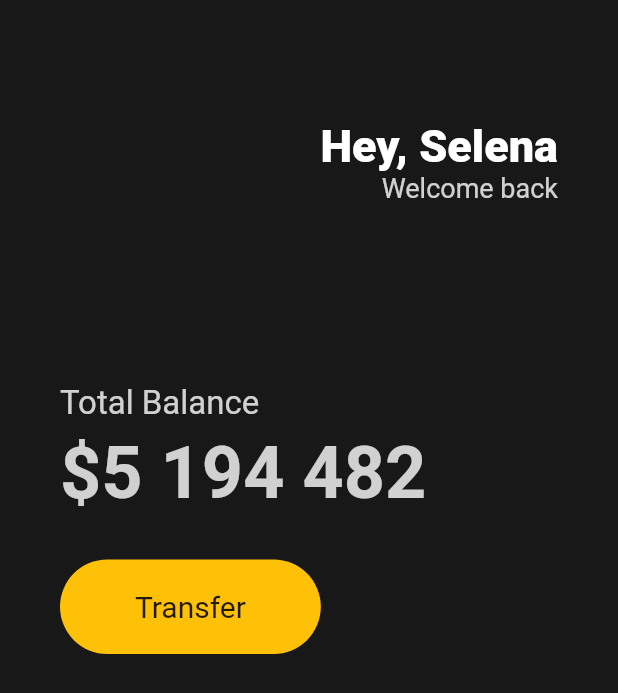
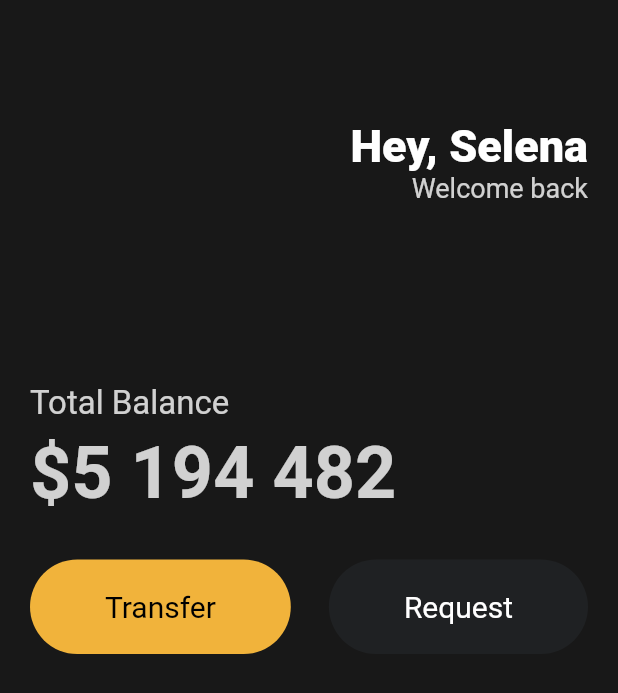
Before and after one commit to kingof7/flutter_nomad, a Flutter app: the screen it shows after launch, on a phone screen of 412 x 824 dp. Shown: the top 693 px of the screen. Run offline on Flutter 3.47's test engine with Material 2 defaults, Android fonts, the phone set to English and light mode, and no system bars.

Commit message:
#3.5 Reusable Widgets (14:07)

```diff
--- a/lib/main.dart
+++ b/lib/main.dart
@@ -2,6 +2,7 @@
 // for details. All rights reserved. Use of this source code is governed by a
 // BSD-style license that can be found in the LICENSE file.
 import 'package:flutter/material.dart';
+import 'package:toonflix/widgets/button.dart';
 
 class Player {
   String? name; // ? : name을 가질수도, 아닐수도
@@ -23,7 +24,7 @@ class App extends StatelessWidget {
       home: Scaffold(
           backgroundColor: Color(0xFF181818),
           body: Padding(
-            padding: EdgeInsets.symmetric(horizontal: 40),
+            padding: EdgeInsets.symmetric(horizontal: 20),
             child: Column(
               crossAxisAlignment: CrossAxisAlignment.start,
               children: [
@@ -78,24 +79,17 @@ class App extends StatelessWidget {
                   height: 30,
                 ),
                 Row(
+                  mainAxisAlignment: MainAxisAlignment.spaceBetween,
                   children: [
-                    Container(
-                      decoration: BoxDecoration(
-                        color: Colors.amber,
-                        borderRadius: BorderRadius.circular(45),
-                      ),
-                      child: Padding(
-                        padding: EdgeInsets.symmetric(
-                          vertical: 20,
-                          horizontal: 50,
-                        ),
-                        child: Text(
-                          'Transfer',
-                          style: TextStyle(
-                            fontSize: 20,
-                          ),
-                        ),
-                      ),
+                    const Button(
+                      text: 'Transfer',
+                      bgColor: Color(0xFFF1B33B),
+                      textColor: Colors.black,
+                    ),
+                    const Button(
+                      text: 'Request',
+                      bgColor: Color(0xFF1F2123),
+                      textColor: Colors.white,
                     ),
                   ],
                 )
--- /dev/null
+++ b/lib/widgets/button.dart
@@ -0,0 +1,37 @@
+import 'package:flutter/material.dart';
+
+class Button extends StatelessWidget {
+  final String text;
+  final Color bgColor;
+  final Color textColor;
+
+  const Button({
+    super.key,
+    required this.text,
+    required this.bgColor,
+    required this.textColor,
+  });
+
+  @override
+  Widget build(BuildContext context) {
+    return Container(
+      decoration: BoxDecoration(
+        color: bgColor,
+        borderRadius: BorderRadius.circular(45),
+      ),
+      child: Padding(
+        padding: const EdgeInsets.symmetric(
+          vertical: 20,
+          horizontal: 50,
+        ),
+        child: Text(
+          text,
+          style: TextStyle(
+            color: textColor,
+            fontSize: 20,
+          ),
+        ),
+      ),
+    );
+  }
+}
```
